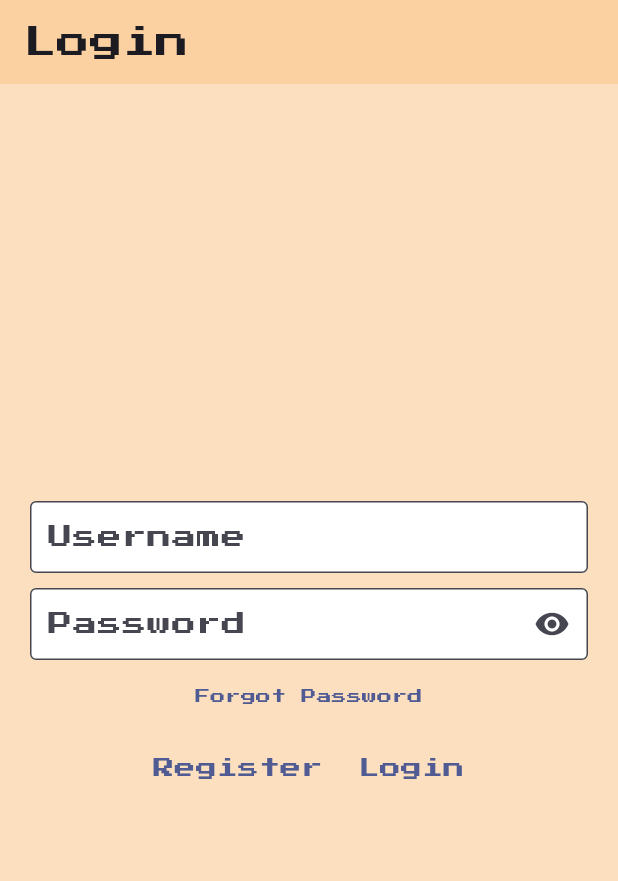
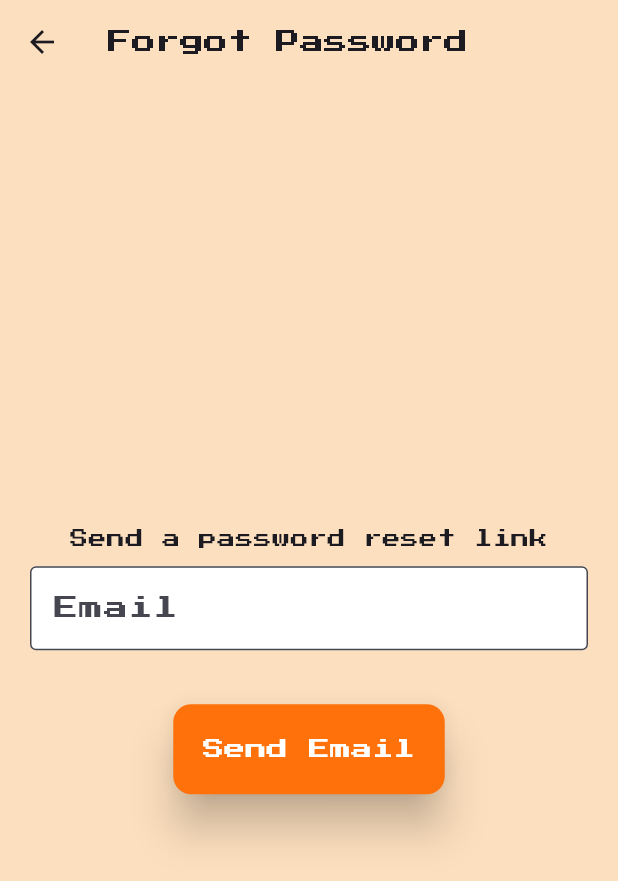
Before and after one commit to NikoKaramitos/BitebyByte-Mobile, a Flutter app: the screen it shows after launch, after a tap on "Forgot Password", on a phone screen of 412 x 824 dp. Shown: the top 881 px of the screen. Run offline on Flutter 3.47's test engine with Material 3 defaults, Android fonts, the phone set to English and light mode, and no system bars; our stand-ins replace google_fonts.

Commit message:
Added new pages

```diff
--- /dev/null
+++ b/lib/components/fullTitle.dart
@@ -0,0 +1,25 @@
+import 'package:bitebybyte_mobile/components/title.dart';
+import 'package:bitebybyte_mobile/theme/colors.dart';
+import 'package:flutter/material.dart';
+
+class fullTitle extends StatelessWidget {
+  double fs;
+  fullTitle({super.key, required this.fs});
+
+  @override
+  Widget build(BuildContext context) {
+    return Padding(
+      padding: const EdgeInsets.only(top: 10.0),
+      child: Column(children: [
+        Padding(
+            padding: const EdgeInsets.only(right: 60.0),
+            child: MyTitle(text: "Bite", color: blue, size: fs)),
+        Padding(
+          padding: const EdgeInsets.only(right: 80.0),
+          child: MyTitle(text: "By", color: Colors.black, size: fs),
+        ),
+        MyTitle(text: "Byte", color: Color.fromARGB(255, 93, 37, 17), size: fs),
+      ]),
+    );
+  }
+}
--- /dev/null
+++ b/lib/components/logo.dart
@@ -0,0 +1,14 @@
+import 'package:flutter/material.dart';
+
+class MyLogo extends StatelessWidget {
+  final double height;
+  const MyLogo({super.key, required this.height});
+
+  @override
+  Widget build(BuildContext context) {
+    return Image.asset(
+      'lib/images/bear_blue.png',
+      height: height,
+    );
+  }
+}
--- a/lib/components/title.dart
+++ b/lib/components/title.dart
@@ -5,7 +5,9 @@
 class MyTitle extends StatelessWidget {
   final String text;
   final Color color;
-  MyTitle({super.key, required this.text, required this.color});
+  final double size;
+  MyTitle(
+      {super.key, required this.text, required this.color, required this.size});
 
   @override
   Widget build(BuildContext context) {
@@ -13,7 +15,7 @@
       text,
       style: GoogleFonts.pressStart2p(
           textStyle: TextStyle(
-        fontSize: 70,
+        fontSize: size,
         color: color,
         shadows: [
           Shadow(
--- a/lib/functions/login.dart
+++ b/lib/functions/login.dart
@@ -15,8 +15,6 @@
   if (response.statusCode == 200) {
     print("POSTED LOGIN");
     data = jsonDecode(response.body);
-    //String user = data;
-    //print(user);
   } else {
     print(response.statusCode);
   }
--- a/lib/main.dart
+++ b/lib/main.dart
@@ -1,10 +1,5 @@
-import 'dart:convert';
-import 'package:http/http.dart' as http;
-
 import 'package:flutter/material.dart';
-import 'package:flutter/widgets.dart';
 import 'package:bitebybyte_mobile/pages/HomePage.dart';
-import 'package:bitebybyte_mobile/pages/LoginPage.dart';
 import 'package:bitebybyte_mobile/theme/colors.dart';
 
 void main() {
@@ -19,8 +14,10 @@
     return MaterialApp(
         theme: ThemeData(
             fontFamily: 'pressStart2P',
-            colorScheme: ColorScheme.fromSeed(seedColor: blue)),
+            colorScheme: ColorScheme.fromSeed(
+              seedColor: blue,
+            )),
         debugShowCheckedModeBanner: false,
-        home: HomePage());
+        home: const HomePage());
   }
 }
--- /dev/null
+++ b/lib/pages/ForgotPage.dart
@@ -0,0 +1,90 @@
+import 'package:bitebybyte_mobile/functions/regValidations.dart';
+import 'package:bitebybyte_mobile/theme/colors.dart';
+import 'package:flutter/material.dart';
+
+class ForgotPage extends StatefulWidget {
+  const ForgotPage({super.key});
+
+  @override
+  State<ForgotPage> createState() => _ForgotPageState();
+}
+
+class _ForgotPageState extends State<ForgotPage> {
+  String error = "";
+  MaterialColor color = Colors.red;
+  @override
+  Widget build(BuildContext context) {
+    void sendEmail(email) {
+      if (!emailVal(email)) {
+        setState(() {
+          color = Colors.red;
+          error = "*Enter a valid email";
+        });
+        return;
+      } else {
+        setState(() {
+          color = Colors.green;
+          error = "Sent";
+        });
+      }
+    }
+
+    TextEditingController emailController = TextEditingController();
+    return Scaffold(
+      backgroundColor: creamsicle[300],
+      appBar: AppBar(
+        backgroundColor: creamsicle[300],
+        title: const Text(
+          "Forgot Password",
+          style: TextStyle(fontSize: 16),
+        ),
+      ),
+      body: Padding(
+        padding: const EdgeInsets.all(20.0),
+        child: Center(
+          child: Column(
+            mainAxisAlignment: MainAxisAlignment.center,
+            children: [
+              const Text(
+                "Send a password reset link",
+                style: TextStyle(fontSize: 12),
+              ),
+              Container(
+                height: 10,
+              ),
+              TextFormField(
+                controller: emailController,
+                decoration: const InputDecoration(
+                    fillColor: Colors.white,
+                    filled: true,
+                    border: OutlineInputBorder(),
+                    labelText: 'Email'),
+              ),
+              Padding(
+                padding: const EdgeInsets.all(8.0),
+                child: Text(
+                  error,
+                  style: TextStyle(color: color),
+                ),
+              ),
+              ElevatedButton(
+                onPressed: () {
+                  sendEmail(emailController.text);
+                },
+                style: ElevatedButton.styleFrom(
+                  backgroundColor: orange,
+                  foregroundColor: Colors.white,
+                  padding: const EdgeInsets.all(20),
+                  shape: RoundedRectangleBorder(
+                      borderRadius: BorderRadius.circular(12)),
+                  elevation: 12,
+                ),
+                child: const Text("Send Email"),
+              )
+            ],
+          ),
+        ),
+      ),
+    );
+  }
+}
--- a/lib/pages/HomePage.dart
+++ b/lib/pages/HomePage.dart
@@ -1,12 +1,9 @@
-// ignore_for_file: prefer_const_constructors
-
 import 'dart:async';
-
-import 'package:bitebybyte_mobile/components/title.dart';
+import 'package:bitebybyte_mobile/components/fullTitle.dart';
+import 'package:bitebybyte_mobile/components/logo.dart';
 import 'package:bitebybyte_mobile/pages/LoginPage.dart';
 import 'package:bitebybyte_mobile/theme/colors.dart';
 import 'package:flutter/material.dart';
-
 
 class HomePage extends StatefulWidget {
   const HomePage({super.key});
@@ -20,9 +17,9 @@
   void initState() {
     super.initState();
     Timer(
-        Duration(seconds: 4),
-        () => Navigator.pushReplacement(
-            context, MaterialPageRoute(builder: (context) => LoginPage())));
+        const Duration(seconds: 4),
+        () => Navigator.pushReplacement(context,
+            MaterialPageRoute(builder: (context) => const LoginPage())));
   }
 
   @override
@@ -34,29 +31,11 @@
           crossAxisAlignment: CrossAxisAlignment.end,
           children: [
             // Title
-            Padding(
-              padding: const EdgeInsets.only(top: 10.0),
-              child: Column(children: [
-                Padding(
-                    padding: const EdgeInsets.only(right: 60.0),
-                    child: MyTitle(text: "Bite", color: blue)),
-                Padding(
-                  padding: const EdgeInsets.only(right: 80.0),
-                  child: MyTitle(text: "By", color: Colors.black),
-                ),
-                MyTitle(text: "Byte", color: Color.fromARGB(255, 93, 37, 17)),
-              ]),
-            ),
+            fullTitle(fs: 70),
             // Picture
-
-            Padding(
-              padding: const EdgeInsets.only(left: 60.0, right: 0),
-              child: Image.asset(
-                'lib/images/bear_blue.png',
-                height: 450,
-                fit: BoxFit.fill,
-              ),
-            ),
+            const Padding(
+                padding: EdgeInsets.only(left: 60.0, right: 0),
+                child: MyLogo(height: 450)),
           ]),
     );
   }
--- a/lib/pages/LoginPage.dart
+++ b/lib/pages/LoginPage.dart
@@ -1,15 +1,12 @@
-// ignore_for_file: prefer_const_constructors
-
-import 'dart:convert';
+import 'package:bitebybyte_mobile/components/fullTitle.dart';
 import 'package:bitebybyte_mobile/functions/login.dart';
-import "package:http/http.dart" as http;
-import 'dart:io';
-
 import 'package:bitebybyte_mobile/pages/DashPage.dart';
+import 'package:bitebybyte_mobile/pages/ForgotPage.dart';
 import 'package:bitebybyte_mobile/pages/RegisterPage.dart';
 import 'package:bitebybyte_mobile/theme/colors.dart';
+import 'package:flutter/cupertino.dart';
 import 'package:flutter/material.dart';
-import 'package:flutter/services.dart';
+import 'package:flutter/widgets.dart';
 
 class LoginPage extends StatefulWidget {
   const LoginPage({super.key});
@@ -32,34 +29,27 @@
     login = userController.text;
     if (login.isEmpty) {
       setState(() {
-        error = "Username field is empty";
+        error = "* Username field is empty";
       });
       return;
     }
     password = passController.text;
     if (password.isEmpty) {
       setState(() {
-        error = "Password field is empty";
+        error = "* Password field is empty";
       });
       return;
     }
     sendPostRequest(login, password).then((value) {
       if (value['error'] != "") {
         setState(() {
-          this.error = value['error'].toString();
+          error = '* ${value['error'].toString()}';
         });
       } else {
-        setState(() {
-          firstName = value['firstName'];
-          lastName = value['lastName'];
-          id = value['id'];
-        });
         // Now that the state is set with the fetched data, navigate to the DashPage.
         Navigator.push(
           context,
-          MaterialPageRoute(
-              builder: (context) =>
-                  DashPage(firstName: firstName, lastName: lastName, id: id)),
+          MaterialPageRoute(builder: (context) => DashPage(user: value)),
         );
       }
     }).catchError((e) {
@@ -70,33 +60,40 @@
 
   void goRegister() {
     Navigator.push(
-        context, MaterialPageRoute(builder: (context) => RegisterPage()));
+        context, MaterialPageRoute(builder: (context) => const RegisterPage()));
   }
 
   @override
   Widget build(BuildContext context) {
+    double fs = 48;
     return Scaffold(
       backgroundColor: creamsicle[300],
-      appBar: AppBar(
-        automaticallyImplyLeading: false,
-        title: Text("Login"),
-        backgroundColor: creamsicle,
-      ),
       body: Center(
         child: Padding(
-          padding: const EdgeInsets.only(left: 20.0, right: 20.0),
-          child: Container(
-              height: 500,
-              child: Column(
-                mainAxisAlignment: MainAxisAlignment.center,
+          padding: const EdgeInsets.only(left: 20.0, right: 20.0, top: 40),
+          child: ListView(
+            children: [
+              Column(
+                mainAxisAlignment: MainAxisAlignment.spaceAround,
                 children: [
+                  Container(
+                    height: 50,
+                  ),
+                  fullTitle(fs: fs),
                   //Text(greeting, style: TextStyle(fontSize: 30)),
                   Container(
-                    height: 10,
+                    height: 30,
+                  ),
+                  Text(
+                    error,
+                    style: const TextStyle(color: Colors.red),
+                  ),
+                  Container(
+                    height: 20,
                   ),
                   TextFormField(
                     controller: userController,
-                    decoration: InputDecoration(
+                    decoration: const InputDecoration(
                         contentPadding:
                             EdgeInsets.only(top: 5, right: 8, left: 8),
                         fillColor: Colors.white,
@@ -112,10 +109,10 @@
                     obscureText: passwordVisible,
                     decoration: InputDecoration(
                         contentPadding:
-                            EdgeInsets.only(top: 5, right: 8, left: 8),
+                            const EdgeInsets.only(top: 5, right: 8, left: 8),
                         filled: true,
                         fillColor: Colors.white,
-                        border: OutlineInputBorder(),
+                        border: const OutlineInputBorder(),
                         labelText: 'Password',
                         suffixIcon: IconButton(
                             icon: Icon(passwordVisible
@@ -130,29 +127,52 @@
                             })),
                   ),
                   TextButton(
-                      onPressed: () {},
-                      child: Text(
+                      onPressed: () {
+                        Navigator.push(
+                            context,
+                            MaterialPageRoute(
+                              builder: (context) => const ForgotPage(),
+                            ));
+                      },
+                      child: const Text(
                         "Forgot Password",
-                        style: TextStyle(fontSize: 10),
+                        style: TextStyle(
+                          fontSize: 12,
+                        ),
                       )),
-                  Row(
-                    mainAxisAlignment: MainAxisAlignment.center,
-                    children: [
-                      TextButton(
-                          onPressed: goRegister, child: Text("Register")),
-                      TextButton(
-                        onPressed: setUser,
-                        child: Text("Login"),
-                        statesController: MaterialStatesController(),
+
+                  ElevatedButton(
+                    style: ElevatedButton.styleFrom(
+                      backgroundColor: orange,
+                      foregroundColor: Colors.white,
+                      padding: const EdgeInsets.all(20),
+                      shape: RoundedRectangleBorder(
+                          borderRadius: BorderRadius.circular(12)),
+                      elevation: 12,
+                    ),
+                    onPressed: setUser,
+                    statesController: MaterialStatesController(),
+                    child: const Text(
+                      "Login",
+                      style: TextStyle(fontSize: 20),
+                    ),
+                  ),
+                  Container(
+                    height: 150,
+                  ),
+                  TextButton(
+                    onPressed: goRegister,
+                    child: const Text(
+                      "New? Sign Up!",
+                      style: TextStyle(
+                        fontSize: 12, //decoration: TextDecoration.underline,
                       ),
-                    ],
-                  ),
-                  Text(
-                    error,
-                    style: TextStyle(color: Colors.red),
+                    ),
                   ),
                 ],
-              )),
+              )
+            ],
+          ),
         ),
       ),
     );
```
Also changed, not shown: lib/pages/CuisinePage.dart (added, +14 -0 lines), lib/pages/DashPage.dart (+22 -13 lines), lib/pages/ProfilePage.dart (added, +31 -0 lines), lib/pages/RegisterPage.dart (+23 -25 lines).
